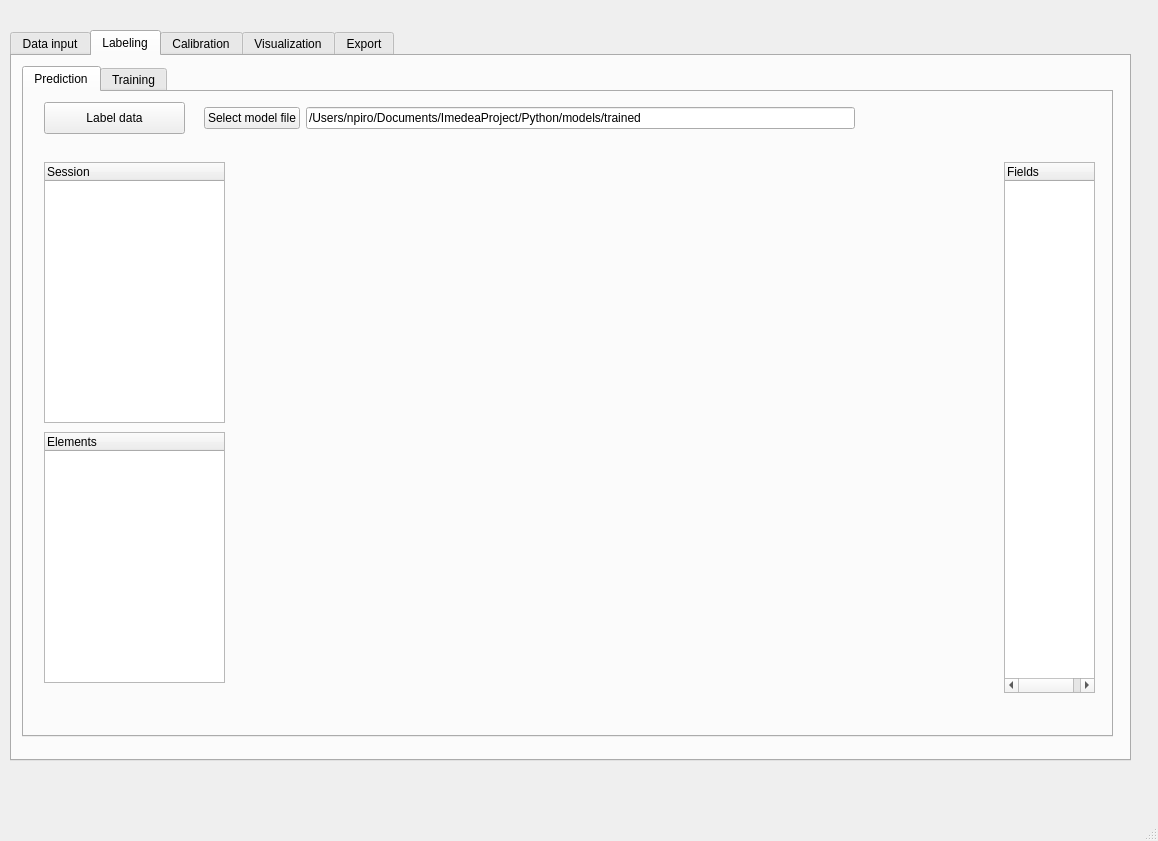
Qt form mainwindow.ui (npiro/otolith_analyzer) before a commit.
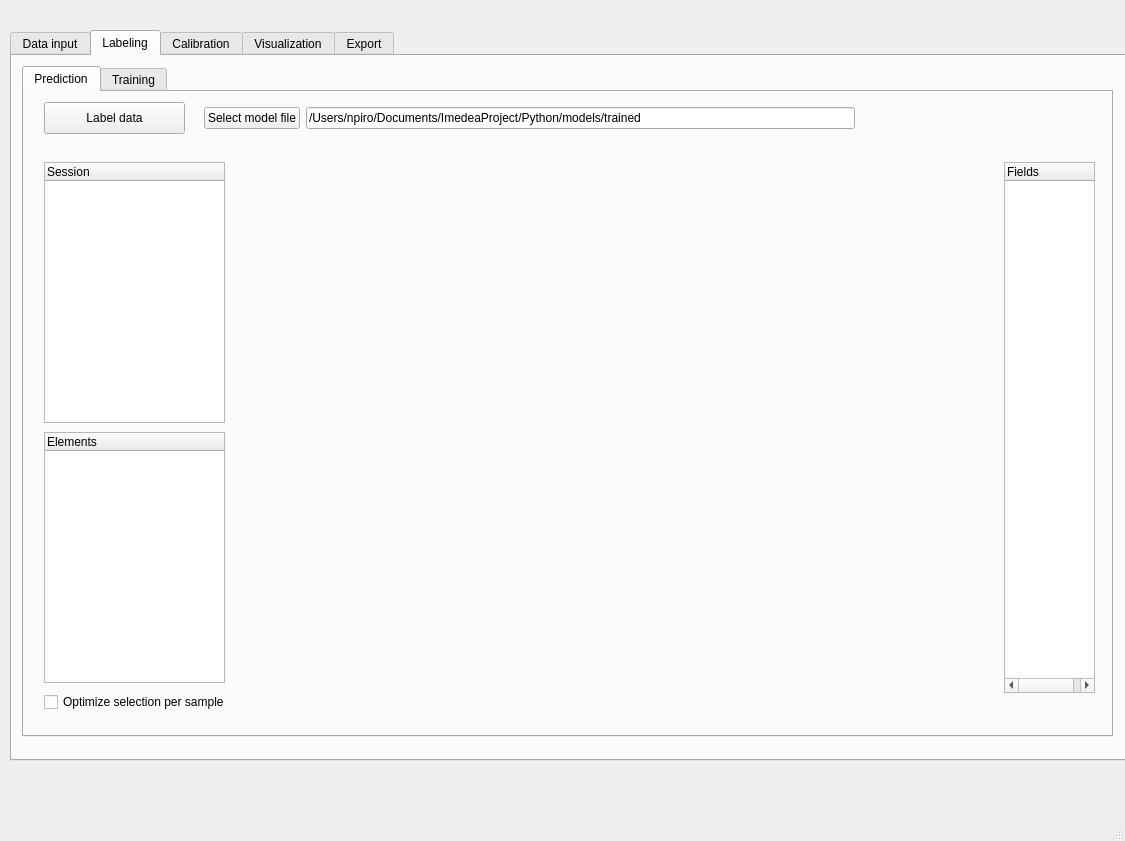
The same form after that commit. The open tabs and pages were chosen to show the change. Custom widgets are drawn as their Qt base class.

Commit message: added auto-selection of labeling signals

Patch:
```diff
--- a/mainwindow.ui
+++ b/mainwindow.ui
@@ -6,7 +6,7 @@
    <rect>
     <x>0</x>
     <y>0</y>
-    <width>1158</width>
+    <width>1125</width>
     <height>841</height>
    </rect>
   </property>
@@ -338,6 +338,19 @@
          </property>
         </column>
        </widget>
+       <widget class="QCheckBox" name="perSampleSelectionCheckBox">
+        <property name="geometry">
+         <rect>
+          <x>20</x>
+          <y>600</y>
+          <width>221</width>
+          <height>20</height>
+         </rect>
+        </property>
+        <property name="text">
+         <string>Optimize selection per sample</string>
+        </property>
+       </widget>
       </widget>
       <widget class="QWidget" name="tab_5">
        <attribute name="title">
```
Left out of the diff: 10 changed lines with no effect on the pictures. The commit also changes 4 other files.
